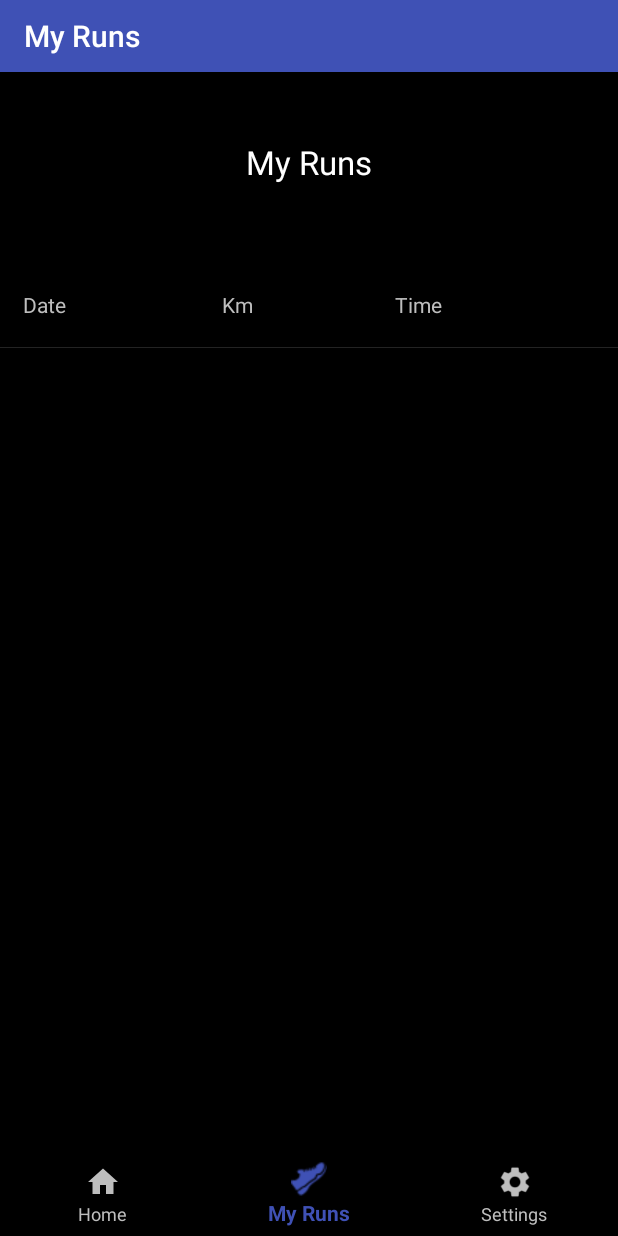
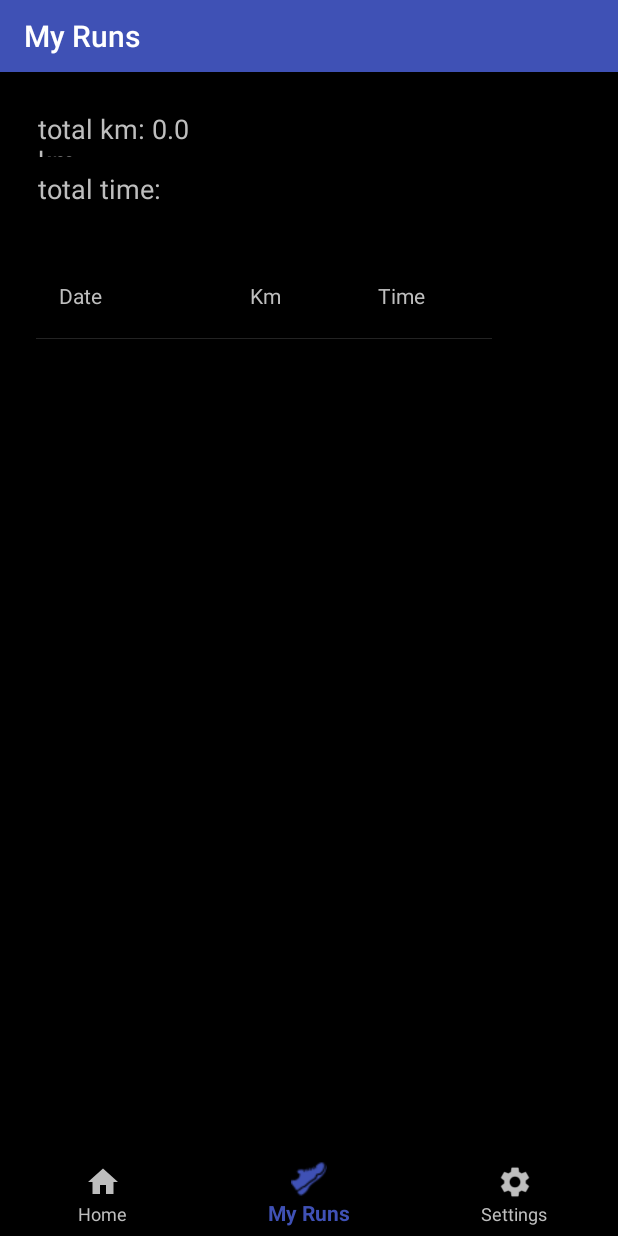
Before and after one commit to JoKraken/SBMA_FinalProject, an Android app: the screen it shows after launch (MainActivity), item 2 of the bottom bar chosen, on a phone screen of 412 x 824 dp. Run offline under Robolectric (Android 15) with nearby library versions, the phone set to English and light mode, and no system bars; our stand-ins replace Room's generated code.

Commit message:
add total km to myRuns

```diff
--- a/app/src/main/java/com/example/johanna/runis/FragmentMyRuns.kt
+++ b/app/src/main/java/com/example/johanna/runis/FragmentMyRuns.kt
@@ -7,6 +7,7 @@ import android.view.LayoutInflater
 import android.view.View
 import android.view.ViewGroup
 import android.widget.ListView
+import android.widget.TextView
 import android.widget.Toast
 import kotlinx.android.synthetic.main.fragment_myruns.*
 
@@ -35,6 +36,14 @@ class FragmentMyRuns: ListFragment() {
             }
         })
 
+        if (getArguments() != null) {
+            val totalKm = getArguments()!!.getDouble("totalKm")
+            val totalKm_view = rootView.findViewById<TextView>(R.id.totalKm) as TextView
+            totalKm_view.text = "total km: "+totalKm.toString()+" km"
+            val totalTime_view = rootView.findViewById<TextView>(R.id.totalTime) as TextView
+            totalTime_view.text = "total time: "
+        }
+
         return rootView
     }
     override fun onListItemClick(l: ListView?, v: View?, position: Int, id: Long) {
--- a/app/src/main/java/com/example/johanna/runis/FragmentRunDetails.kt
+++ b/app/src/main/java/com/example/johanna/runis/FragmentRunDetails.kt
@@ -23,7 +23,7 @@ class FragmentRunDetails: Fragment() {
 
         if (getArguments() != null) {
             var arg = getArguments()!!.getStringArray("details")
-            Log.d("DEBUG_details", arg[0]+", "+arg[1]+", "+arg[2])
+            //Log.d("DEBUG_details", arg[0]+", "+arg[1]+", "+arg[2])
             val date = rootView.findViewById<TextView>(R.id.date) as TextView
             date.text = ""+arg[0]
             val km = rootView.findViewById<TextView>(R.id.km) as TextView
--- a/app/src/main/java/com/example/johanna/runis/MainActivity.kt
+++ b/app/src/main/java/com/example/johanna/runis/MainActivity.kt
@@ -116,7 +116,7 @@ class MainActivity : AppCompatActivity(), FragmentNewRun.FragmentNewRunListener,
                     val bundle = Bundle()
                     bundle.putLong("timer", (SystemClock.elapsedRealtime() - chronometer!!.base))
                     fragment = FragmentNewRun()
-                    fragment.setArguments(bundle);
+                    fragment.setArguments(bundle)
                 }else{
                     fragment = FragmentHome()
                 }
@@ -130,6 +130,9 @@ class MainActivity : AppCompatActivity(), FragmentNewRun.FragmentNewRunListener,
                 val runs = db.runDao().getAll()
                 if(runs != null) {
                     fragment.listAdapter = RunListAdapter(this, runs)
+                    val bundle = Bundle()
+                    bundle.putDouble("totalKm", getAllKm())
+                    fragment.setArguments(bundle);
                 }else{
                     Log.d("DEBUG", "ListViewRuns == null: "+runs.toString())
                     Toast.makeText(this@MainActivity, "ListViewRuns == null: "+runs.toString(), Toast.LENGTH_SHORT).show()
@@ -146,6 +149,22 @@ class MainActivity : AppCompatActivity(), FragmentNewRun.FragmentNewRunListener,
             }
         }
         false
+    }
+
+    //get all km from the user
+    fun getAllKm(): Double {
+        val db = RunDB.get(this)
+        val runs = db.runDao().getAll()
+        var totalKm = 0.0
+        for (run in runs){
+            if(!run.km.equals("Km")){
+                Log.d("DEBUG_main", java.lang.Double.valueOf(run.km).toString())
+                totalKm += java.lang.Double.valueOf(run.km)
+            }else{
+                Log.d("DEBUG_main", run.km)
+            }
+        }
+        return totalKm
     }
 
     override fun onCreate(savedInstanceState: Bundle?) {
@@ -195,7 +214,7 @@ class MainActivity : AppCompatActivity(), FragmentNewRun.FragmentNewRunListener,
         }
         val c = Calendar.getInstance()
         val date = c.get(Calendar.DATE).toString()+"."+c.get(Calendar.MONTH).toString()+"."+c.get(Calendar.YEAR).toString()
-        db.runDao().insert(Run(runID,  time, "0", date))
+        db.runDao().insert(Run(runID,  time, "0.0", date))
         runID = runID +1
         chronometer!!.setBase(SystemClock.elapsedRealtime())
         chronometer!!.stop()
--- a/app/src/main/res/layout/fragment_myruns.xml
+++ b/app/src/main/res/layout/fragment_myruns.xml
@@ -4,23 +4,32 @@
     android:layout_height="match_parent">
 
     <TextView
-        android:id="@+id/textViewDashboard"
-        android:layout_width="match_parent"
-        android:layout_height="wrap_content"
-        android:layout_alignParentStart="true"
+        android:id="@+id/totalKm"
+        android:layout_width="117dp"
+        android:layout_height="31dp"
         android:layout_alignParentTop="true"
-        android:layout_marginTop="21dp"
-        android:drawableTop="@drawable/ic_dashboard_black_24dp"
-        android:gravity="center_horizontal"
-        android:text="@string/title_myRunns"
-        android:textAppearance="@style/Base.TextAppearance.AppCompat.Large" />
+        android:layout_marginLeft="25dp"
+        android:layout_marginTop="25dp"
+        android:text="TextView"
+        android:textSize="18sp" />
+
+    <TextView
+        android:id="@+id/totalTime"
+        android:layout_width="117dp"
+        android:layout_height="31dp"
+        android:layout_alignParentTop="true"
+        android:layout_marginLeft="25dp"
+        android:layout_marginTop="65dp"
+        android:text="TextView"
+        android:textSize="18sp" />
 
     <ListView
         android:id="@android:id/list"
-        android:layout_width="match_parent"
-        android:layout_height="422dp"
+        android:layout_width="304dp"
+        android:layout_height="428dp"
         android:layout_alignParentStart="true"
         android:layout_alignParentTop="true"
-        android:layout_marginTop="145dp" />
+        android:layout_marginStart="24dp"
+        android:layout_marginTop="139dp" />
 
 </RelativeLayout>
--- a/app/src/main/res/layout/item_run.xml
+++ b/app/src/main/res/layout/item_run.xml
@@ -7,7 +7,7 @@
 
     <TextView
         android:id="@+id/tvDate"
-        android:layout_width="118dp"
+        android:layout_width="210dp"
         android:layout_height="38dp"
         android:layout_alignParentStart="true"
         android:layout_alignParentTop="true"
@@ -18,20 +18,21 @@
 
     <TextView
         android:id="@+id/tvTime"
-        android:layout_width="126dp"
+        android:layout_width="62dp"
         android:layout_height="37dp"
+        android:layout_alignParentEnd="true"
         android:layout_alignParentTop="true"
-        android:layout_toEndOf="@+id/tvKm"
+        android:layout_marginEnd="14dp"
         tools:ignore="MissingConstraints"
         tools:layout_editor_absoluteX="235dp"
         tools:layout_editor_absoluteY="16dp" />
 
     <TextView
         android:id="@+id/tvKm"
-        android:layout_width="115dp"
+        android:layout_width="85dp"
         android:layout_height="38dp"
         android:layout_alignParentTop="true"
-        android:layout_centerHorizontal="true"
+        android:layout_toStartOf="@+id/tvTime"
         tools:ignore="MissingConstraints"
         tools:layout_editor_absoluteY="16dp" />
 
--- a/app/src/main/res/values/strings.xml
+++ b/app/src/main/res/values/strings.xml
@@ -26,5 +26,5 @@
         - Connected devices are shown on the list with ***.\n
         - Clicking on connected device will show device info.\n
         - Long click on connected device will disconnect.</string>
-    <string name="title_runDetails">details</string>
+    <string name="title_runDetails">Rundetails</string>
 </resources>
```
